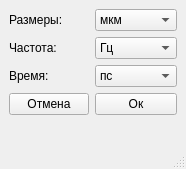
Old version of the form unitssettings.ui in the repository aleksejkvasnikov/dcad.
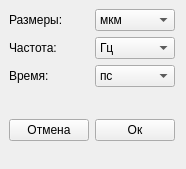
New version of the form.

```diff
--- a/unitssettings.ui
+++ b/unitssettings.ui
@@ -26,6 +26,18 @@
       </item>
       <item row="0" column="1">
        <widget class="QComboBox" name="dimsCombo">
+        <property name="minimumSize">
+         <size>
+          <width>80</width>
+          <height>0</height>
+         </size>
+        </property>
+        <property name="maximumSize">
+         <size>
+          <width>80</width>
+          <height>16777215</height>
+         </size>
+        </property>
         <item>
          <property name="text">
           <string>мкм</string>
@@ -57,6 +69,18 @@
       </item>
       <item row="1" column="1">
        <widget class="QComboBox" name="freqsCombo">
+        <property name="minimumSize">
+         <size>
+          <width>80</width>
+          <height>0</height>
+         </size>
+        </property>
+        <property name="maximumSize">
+         <size>
+          <width>80</width>
+          <height>16777215</height>
+         </size>
+        </property>
         <item>
          <property name="text">
           <string>Гц</string>
@@ -88,6 +112,18 @@
       </item>
       <item row="2" column="1">
        <widget class="QComboBox" name="timeCombo">
+        <property name="minimumSize">
+         <size>
+          <width>80</width>
+          <height>0</height>
+         </size>
+        </property>
+        <property name="maximumSize">
+         <size>
+          <width>80</width>
+          <height>16777215</height>
+         </size>
+        </property>
         <item>
          <property name="text">
           <string>пс</string>
@@ -115,20 +151,60 @@
         </item>
        </widget>
       </item>
-      <item row="3" column="0">
+      <item row="4" column="0">
        <widget class="QPushButton" name="cancelButton">
+        <property name="minimumSize">
+         <size>
+          <width>80</width>
+          <height>0</height>
+         </size>
+        </property>
+        <property name="maximumSize">
+         <size>
+          <width>80</width>
+          <height>16777215</height>
+         </size>
+        </property>
         <property name="text">
          <string>Отмена</string>
         </property>
        </widget>
       </item>
-      <item row="3" column="1">
+      <item row="4" column="1">
        <widget class="QPushButton" name="okButton">
+        <property name="minimumSize">
+         <size>
+          <width>80</width>
+          <height>0</height>
+         </size>
+        </property>
+        <property name="maximumSize">
+         <size>
+          <width>80</width>
+          <height>16777215</height>
+         </size>
+        </property>
         <property name="text">
          <string>Ок</string>
         </property>
        </widget>
       </item>
+      <item row="3" column="1">
+       <spacer name="verticalSpacer">
+        <property name="orientation">
+         <enum>Qt::Vertical</enum>
+        </property>
+        <property name="sizeType">
+         <enum>QSizePolicy::Fixed</enum>
+        </property>
+        <property name="sizeHint" stdset="0">
+         <size>
+          <width>20</width>
+          <height>20</height>
+         </size>
+        </property>
+       </spacer>
+      </item>
      </layout>
     </item>
    </layout>
@@ -143,7 +219,6 @@
     </rect>
    </property>
   </widget>
-  <widget class="QStatusBar" name="statusbar"/>
  </widget>
  <resources/>
  <connections/>
```
